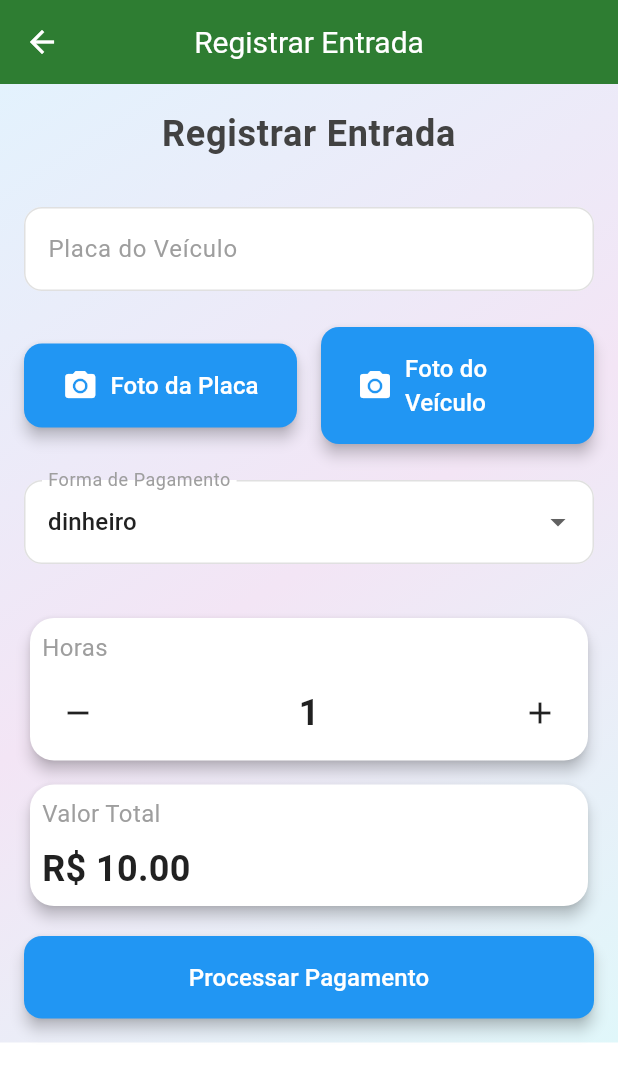
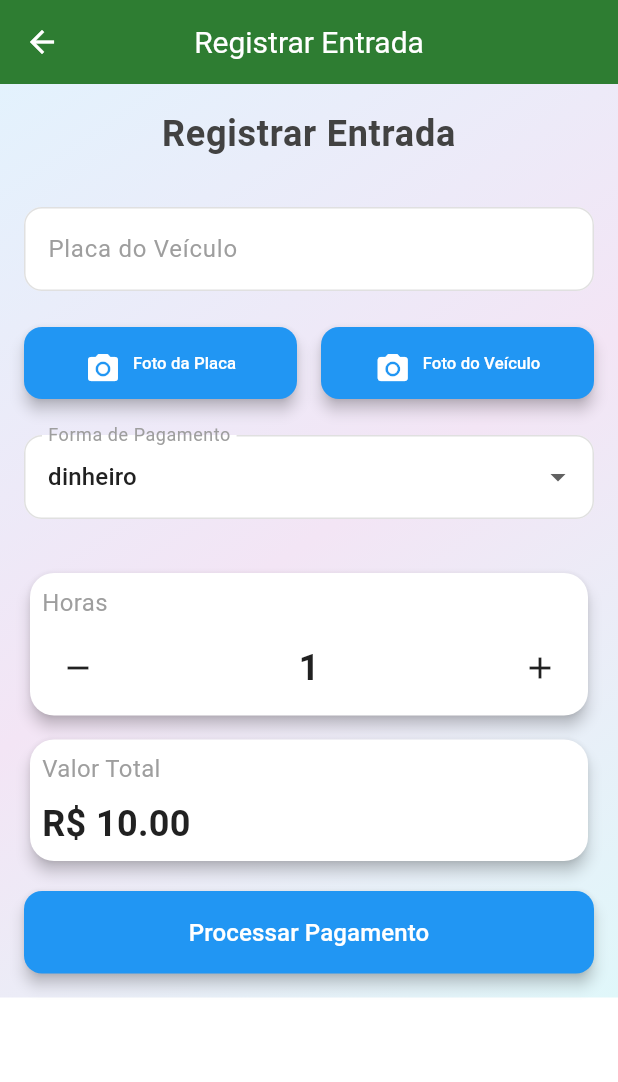
Before and after one commit to guilhermegoes07/APP-Estacionamento, a Flutter app: the EntradaScreen screen opened by its route, on a phone screen of 412 x 824 dp. Shown: the top 1082 px of the screen. Run offline on Flutter 3.47's test engine with Material 3 defaults, Android fonts, the light colour scheme and no system bars; our stand-ins replace file_picker, hive_flutter, image_picker, pdf, printing, qr_flutter; accounts and stored records are empty.

Commit message:
Fix: Ajuste no layout dos botões de foto - Corrigido problema de quebra de linha e tamanho inconsistente

```diff
--- a/lib/src/screens/entrada_screen.dart
+++ b/lib/src/screens/entrada_screen.dart
@@ -268,36 +268,48 @@ class _EntradaScreenState extends State<EntradaScreen> {
                       Row(
                         children: [
                           Expanded(
+                            child: Container(
+                              height: 48,
                               child: ElevatedButton.icon(
                                 onPressed: () => _tirarFoto(true),
                                 icon: Icon(
                                   Icons.camera_alt,
                                   size: ResponsiveTheme.getResponsiveIconSize(context),
                                 ),
-                              label: Text(
+                                label: FittedBox(
+                                  fit: BoxFit.scaleDown,
+                                  child: Text(
                                     'Foto da Placa',
                                     style: TextStyle(
                                       fontSize: ResponsiveTheme.getResponsiveFontSize(context, baseSize: 16),
                                     ),
                                   ),
+                                ),
                                 style: FormTheme.elevatedButtonStyle,
+                              ),
                             ),
                           ),
                           SizedBox(width: ResponsiveTheme.getResponsiveSpacing(context) * 2),
                           Expanded(
+                            child: Container(
+                              height: 48,
                               child: ElevatedButton.icon(
                                 onPressed: () => _tirarFoto(false),
                                 icon: Icon(
                                   Icons.camera_alt,
                                   size: ResponsiveTheme.getResponsiveIconSize(context),
                                 ),
-                              label: Text(
+                                label: FittedBox(
+                                  fit: BoxFit.scaleDown,
+                                  child: Text(
                                     'Foto do Veículo',
                                     style: TextStyle(
                                       fontSize: ResponsiveTheme.getResponsiveFontSize(context, baseSize: 16),
                                     ),
                                   ),
+                                ),
                                 style: FormTheme.elevatedButtonStyle,
+                              ),
                             ),
                           ),
                         ],
```
Lines whose indentation alone changed are shown as unchanged.
